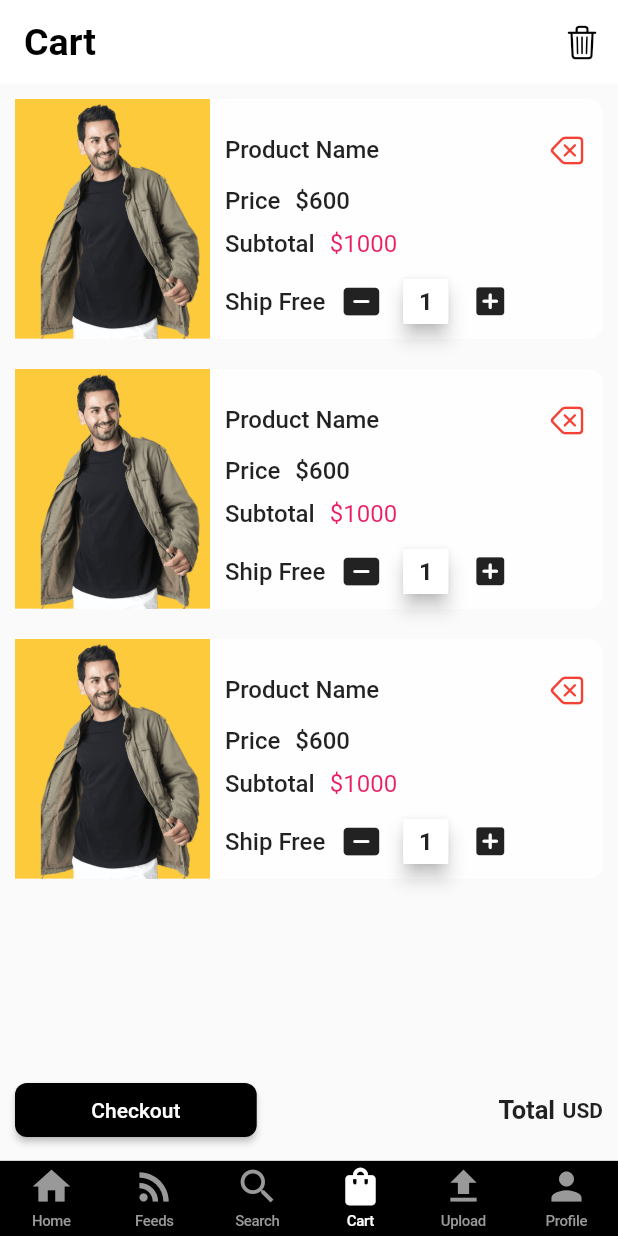
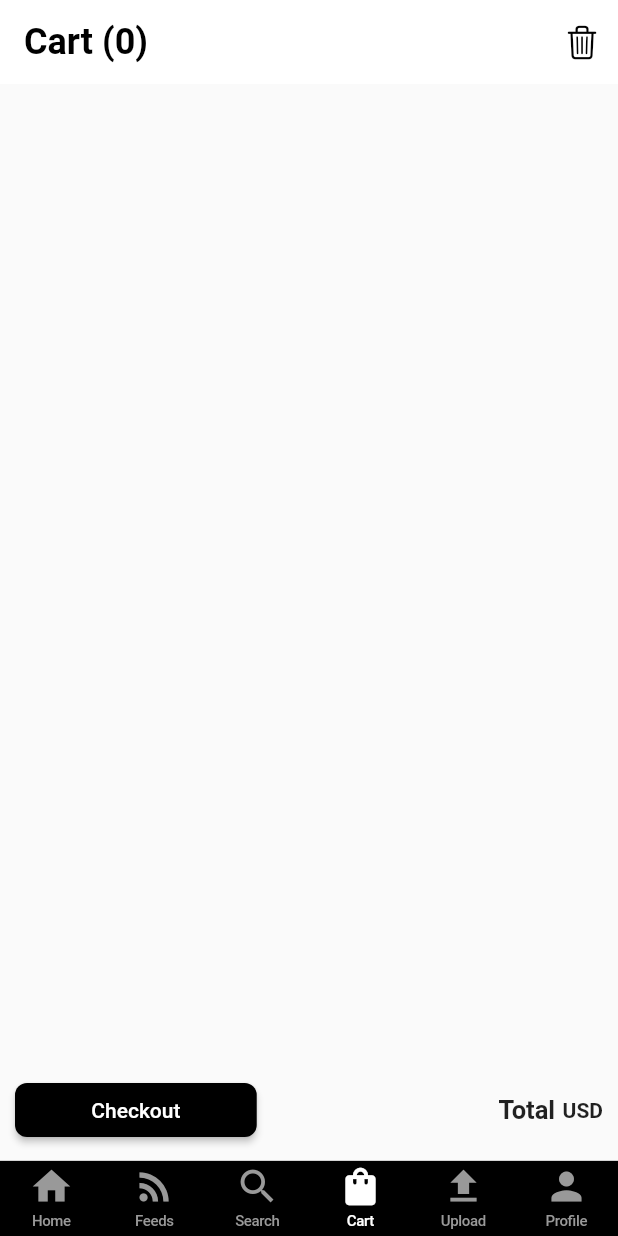
Before and after one commit to mehedi4958/ecommerce01, a Flutter app: the screen it shows after launch, item 4 of the bottom bar chosen, on a phone screen of 412 x 824 dp. Run offline on Flutter 3.47's test engine with Material 2 defaults, Android fonts, the light colour scheme and no system bars; our stand-ins replace badges, cloud_firestore, firebase_auth, firebase_core, firebase_storage, image_picker; accounts and stored records are empty.

Commit message:
items in cart are displayed using provider

```diff
--- a/lib/views/screens/cart_screen.dart
+++ b/lib/views/screens/cart_screen.dart
@@ -1,24 +1,27 @@
+import 'package:e_commerce_01/provider/cart_provider.dart';
 import 'package:e_commerce_01/views/widgets/cart_empty.dart';
 import 'package:e_commerce_01/views/widgets/cart_item.dart';
 import 'package:flutter/cupertino.dart';
 import 'package:flutter/material.dart';
+import 'package:provider/provider.dart';
 
 class CartScreen extends StatelessWidget {
   const CartScreen({Key? key}) : super(key: key);
 
   @override
   Widget build(BuildContext context) {
+    final cartProvider = Provider.of<CartProvider>(context);
+
     return Scaffold(
       appBar: AppBar(
         elevation: 0,
         backgroundColor: Colors.white,
-        centerTitle: false,
-        title: const Text(
-          'Cart',
-          style: TextStyle(
+        title: Text(
+          'Cart (${cartProvider.getCartItems.length})',
+          style: const TextStyle(
             color: Colors.black,
             fontWeight: FontWeight.bold,
-            fontSize: 25,
+            fontSize: 24,
           ),
         ),
         actions: [
@@ -32,9 +35,12 @@ class CartScreen extends StatelessWidget {
         ],
       ),
       body: ListView.builder(
-        itemCount: 3,
+        itemCount: cartProvider.getCartItems.length,
         itemBuilder: (BuildContext context, int index) {
-          return const CartItem();
+          return ChangeNotifierProvider.value(
+            value: cartProvider.getCartItems.values.toList()[index],
+            child: const CartItem(),
+          );
         },
       ),
       bottomSheet: Padding(
--- a/lib/views/widgets/cart_item.dart
+++ b/lib/views/widgets/cart_item.dart
@@ -1,11 +1,14 @@
+import 'package:e_commerce_01/models/cart_attribute.dart';
 import 'package:flutter/cupertino.dart';
 import 'package:flutter/material.dart';
+import 'package:provider/provider.dart';
 
 class CartItem extends StatelessWidget {
   const CartItem({Key? key}) : super(key: key);
 
   @override
   Widget build(BuildContext context) {
+    final cartAttr = Provider.of<CartAttribute>(context);
     return Container(
       margin: const EdgeInsets.all(10),
       height: 160,
@@ -17,9 +20,9 @@ class CartItem extends StatelessWidget {
         children: [
           Container(
             width: 130,
-            decoration: const BoxDecoration(
+            decoration: BoxDecoration(
               image: DecorationImage(
-                image: AssetImage('assets/images/arrival2.png'),
+                image: AssetImage(cartAttr.imageUrl),
                 fit: BoxFit.cover,
               ),
             ),
@@ -34,9 +37,9 @@ class CartItem extends StatelessWidget {
                   child: Row(
                     mainAxisAlignment: MainAxisAlignment.spaceBetween,
                     children: [
-                      const Text(
-                        'Product Name',
-                        style: TextStyle(
+                      Text(
+                        cartAttr.title,
+                        style: const TextStyle(
                             fontSize: 16, fontWeight: FontWeight.w500),
                       ),
                       IconButton(
@@ -50,18 +53,18 @@ class CartItem extends StatelessWidget {
                   ),
                 ),
                 Row(
-                  children: const [
-                    Text(
+                  children: [
+                    const Text(
                       'Price',
                       style: TextStyle(
                         fontSize: 16,
                         fontWeight: FontWeight.w500,
                       ),
                     ),
-                    SizedBox(width: 10),
+                    const SizedBox(width: 10),
                     Text(
-                      '\$600',
-                      style: TextStyle(
+                      '\$${cartAttr.price}',
+                      style: const TextStyle(
                         fontSize: 16,
                         fontWeight: FontWeight.w500,
                       ),
@@ -112,10 +115,10 @@ class CartItem extends StatelessWidget {
                         decoration: const BoxDecoration(
                           color: Colors.white,
                         ),
-                        child: const Center(
+                        child: Center(
                           child: Text(
-                            '1',
-                            style: TextStyle(
+                            '${cartAttr.quantity}',
+                            style: const TextStyle(
                               fontSize: 16,
                               fontWeight: FontWeight.bold,
                             ),
```
